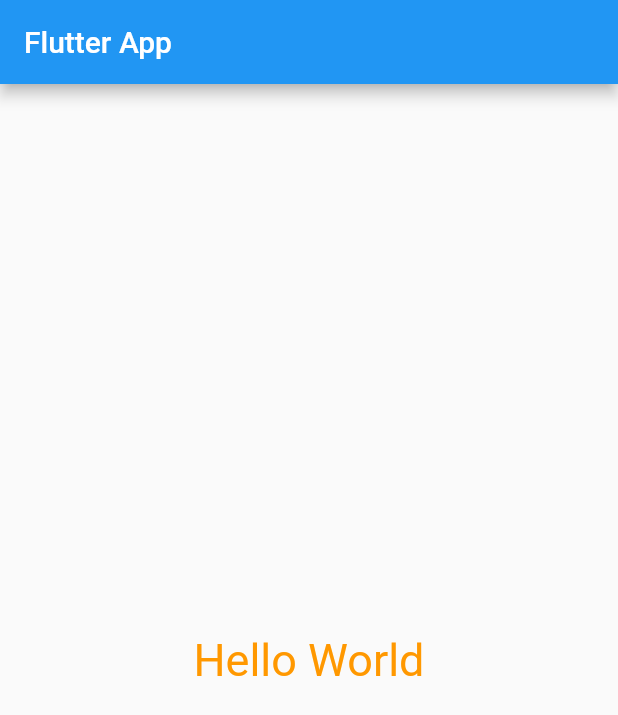
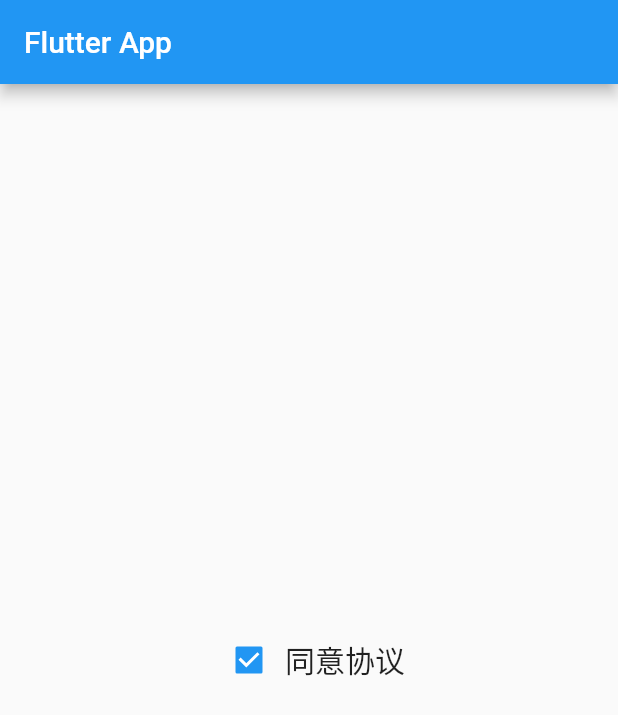
Before and after one commit to Vik1ang/flutter_study, a Flutter app: the screen it shows after launch, on a phone screen of 412 x 824 dp. Shown: the top 715 px of the screen. Run offline on Flutter 3.47's test engine with Material 2 defaults, Android fonts, the phone set to English and light mode, and no system bars.

Commit message:
dart study

```diff
--- a/lib/main.dart
+++ b/lib/main.dart
@@ -23,13 +23,34 @@ class HYHomePage extends StatelessWidget {
   }
 }
 
-class HYContentBody extends StatelessWidget {
+class HYContentBody extends StatefulWidget {
+  @override
+  State<StatefulWidget> createState() {
+    return HYContentBodyState();
+  }
+}
+
+class HYContentBodyState extends State<HYContentBody> {
+  var flag = true;
+
   @override
   Widget build(BuildContext context) {
-    return const Center(
-        child: Text(
-      "Hello World",
-      style: TextStyle(fontSize: 30, color: Colors.orange),
+    return Center(
+        child: Row(
+      mainAxisAlignment: MainAxisAlignment.center,
+      children: <Widget>[
+        Checkbox(
+            value: flag,
+            onChanged: (value) {
+              setState((){
+                flag = value!;
+              });
+            }),
+        const Text(
+          "同意协议",
+          style: TextStyle(fontSize: 20),
+        ),
+      ],
     ));
   }
 }
```
